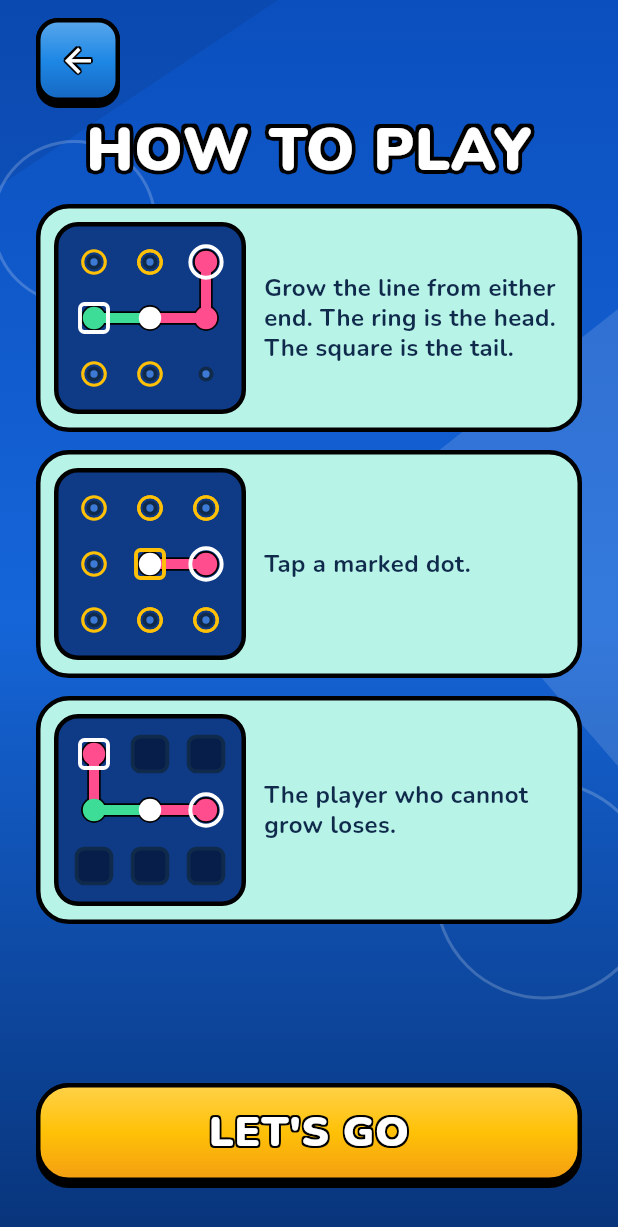
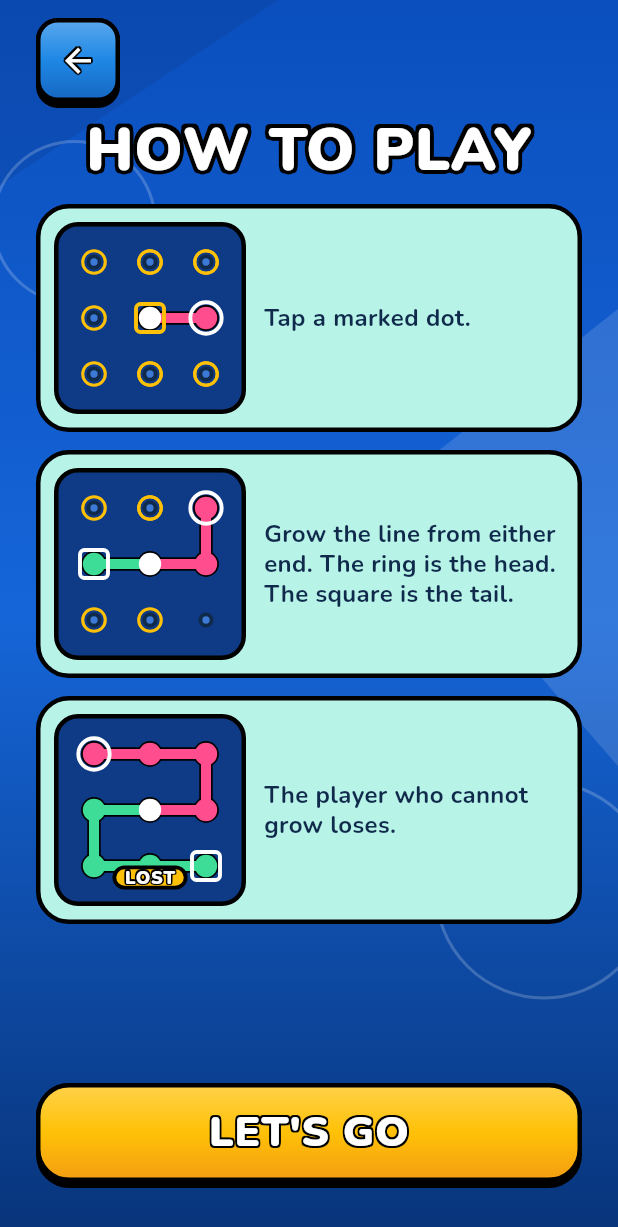
Before and after one commit to YuraIvanskyi/lines-game, a Flutter app: the HowToPage screen opened directly with empty values, on a phone screen of 412 x 824 dp. Shown: the top 1227 px of the screen. Run offline on Flutter 3.47's test engine with Material 3 defaults, Android fonts, the phone set to English and light mode, and no system bars; our stand-ins replace audioplayers, shared_preferences; accounts and stored records are empty.

Commit message:
Tutorial fixes

````diff
--- a/app/lib/home/how_to_page.dart
+++ b/app/lib/home/how_to_page.dart
@@ -14,8 +14,8 @@ class HowToPage extends StatelessWidget {
   Widget build(BuildContext context) {
     final copy = AppCopy.of(context);
     final tips = [
+      (demo: tapDemo, text: copy.tipTap),
       (demo: endsDemo, text: copy.tipEnds),
-      (demo: tapDemo, text: copy.tipTap),
       (demo: lossDemo, text: copy.tipLoss),
     ];
     return Scaffold(
--- a/app/lib/home/play_snippet.dart
+++ b/app/lib/home/play_snippet.dart
@@ -39,29 +39,36 @@ final HowToDemo tapDemo = _demo(
   const [Move(end: End.head, cell: 5), Move(end: End.head, cell: 2)],
 );
 
-/// One open dot above the square. Taking it leaves the next player nothing to grow.
+/// The line fills the whole field, so the player to move cannot grow and loses.
 ///
 /// ```text
-/// · ■ ■
-/// □ ● ○
-/// ■ ■ ■
+/// □ ● ●
+/// ● ● ●
+/// ● ● ○
 /// ```
 final HowToDemo lossDemo = _demo(
-  _grid(
-    walls: const [1, 2, 6, 7, 8],
-    occupied: const [3, 4, 5],
-    head: 5,
-    tail: 3,
-    segments: const [
-      Segment(a: 4, b: 5, playerId: 'p1'),
-      Segment(a: 4, b: 3, playerId: 'p2'),
-    ],
+  settle(
+    _grid(
+      occupied: const [0, 1, 2, 3, 4, 5, 6, 7, 8],
+      head: 0,
+      tail: 8,
+      segments: const [
+        Segment(a: 4, b: 5, playerId: 'p1'),
+        Segment(a: 4, b: 3, playerId: 'p2'),
+        Segment(a: 5, b: 2, playerId: 'p1'),
+        Segment(a: 3, b: 6, playerId: 'p2'),
+        Segment(a: 2, b: 1, playerId: 'p1'),
+        Segment(a: 6, b: 7, playerId: 'p2'),
+        Segment(a: 1, b: 0, playerId: 'p1'),
+        Segment(a: 7, b: 8, playerId: 'p2'),
+      ],
+    ),
   ),
-  const [Move(end: End.tail, cell: 0)],
+  const [],
   terminal: true,
 );
 
-final howToDemos = [endsDemo, tapDemo, lossDemo];
+final howToDemos = [tapDemo, endsDemo, lossDemo];
 
 class SnippetSample {
   const SnippetSample({
````
Also changed, not shown: 1 other file.
